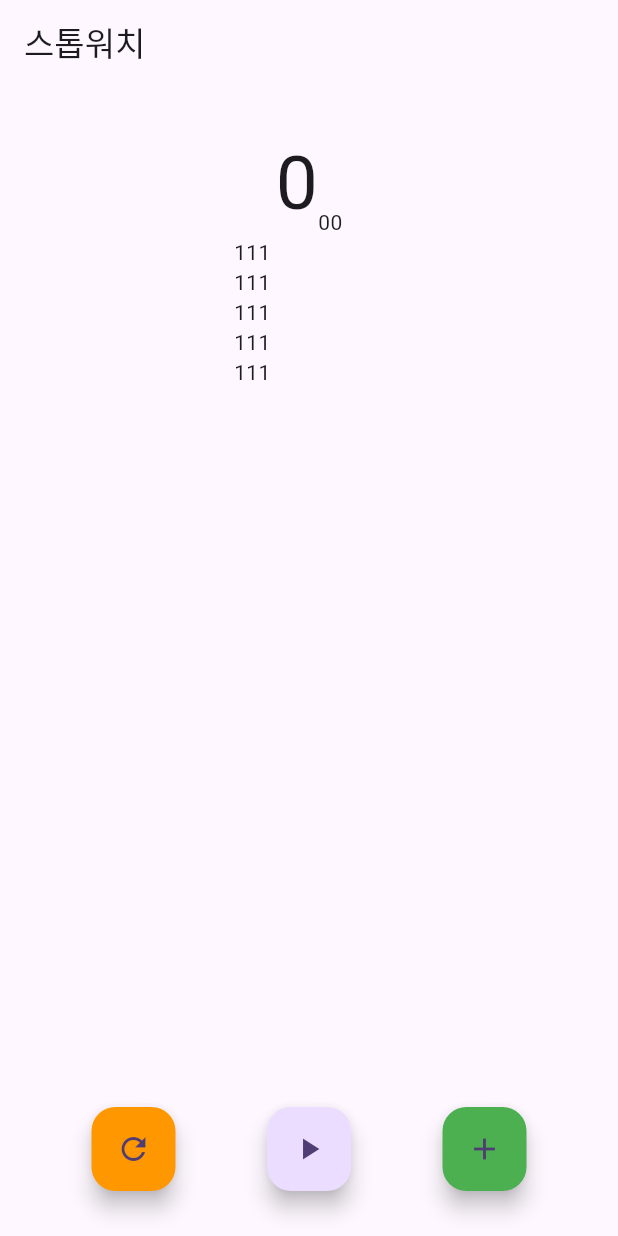
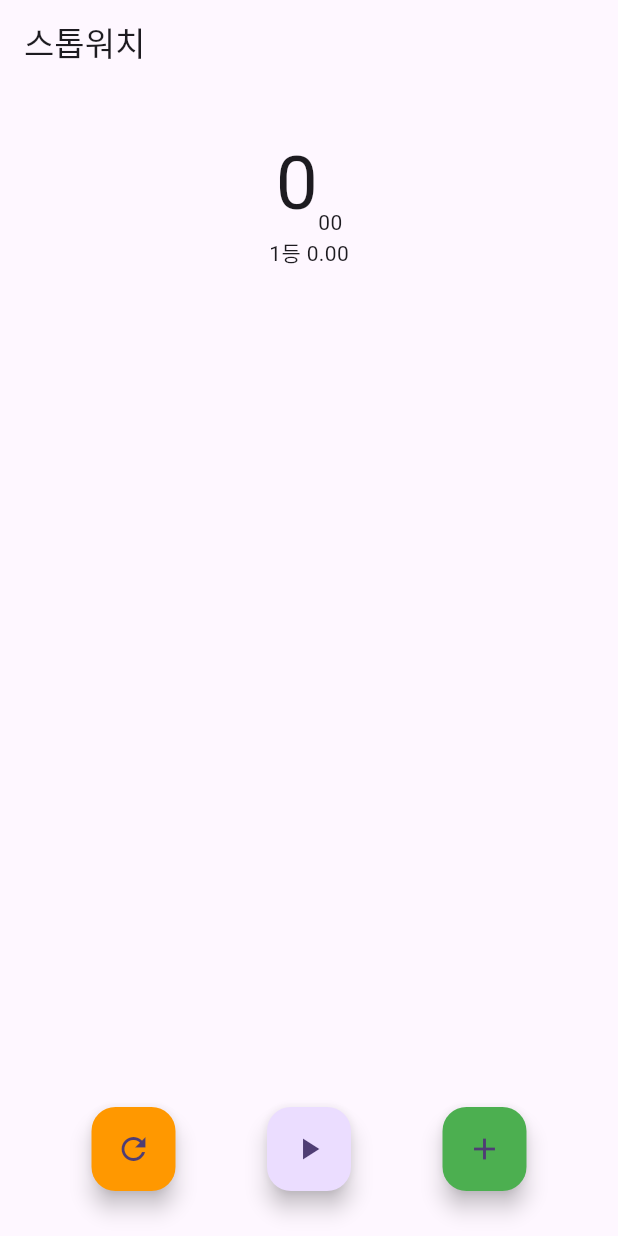
Before and after one commit to philiplee25/flutter_stopwatch, a Flutter app: the screen it shows after launch, after a tap on the "add" icon, on a phone screen of 412 x 824 dp. Run offline on Flutter 3.47's test engine with Material 3 defaults, Android fonts, the phone set to English and light mode, and no system bars.

Commit message:
feat: laptime

```diff
--- a/lib/main.dart
+++ b/lib/main.dart
@@ -1,5 +1,3 @@
-import 'dart:async';
-
 import 'package:flutter/material.dart';
 import 'package:stopwatch/presentation/main_screen.dart';
 
--- a/lib/presentation/main_screen.dart
+++ b/lib/presentation/main_screen.dart
@@ -15,7 +15,7 @@ class _StopWatchScreenState extends State<StopWatchScreen> {
   int _time = 0;
   bool _isRunning = false;
 
-  List<String> _lapTimes = [];
+  final List<String> _lapTimes = [];
 
   void _clickButton() {
     _isRunning = !_isRunning;
@@ -46,6 +46,10 @@ class _StopWatchScreenState extends State<StopWatchScreen> {
     _time = 0;
   }
 
+  void _recordLapTime(String time) {
+    _lapTimes.insert(0, '${_lapTimes.length + 1}등 $time');
+  }
+
   @override
   void dispose() {
     _timer?.cancel();
@@ -70,10 +74,10 @@ class _StopWatchScreenState extends State<StopWatchScreen> {
             children: [
               Text(
                 '$sec',
-                style: TextStyle(fontSize: 50),
+                style: const TextStyle(fontSize: 50),
               ),
               Text(
-                '$hundredth',
+                hundredth,
               ),
             ],
           ),
@@ -81,16 +85,8 @@ class _StopWatchScreenState extends State<StopWatchScreen> {
             width: 100,
             height: 100,
             child: ListView(
-              children: [
-                Text('111'),
-                Text('111'),
-                Text('111'),
-                Text('111'),
-                Text('111'),
-                Text('111'),
-                Text('111'),
-                Text('111'),
-              ],
+              children:
+                  _lapTimes.map((time) => Center(child: Text(time))).toList(),
             ),
           ),
           const Spacer(),
@@ -118,7 +114,11 @@ class _StopWatchScreenState extends State<StopWatchScreen> {
               ),
               FloatingActionButton(
                 backgroundColor: Colors.green,
-                onPressed: () {},
+                onPressed: () {
+                  setState(() {
+                    _recordLapTime('$sec.$hundredth');
+                  });
+                },
                 child: const Icon(Icons.add),
               ),
             ],
```
